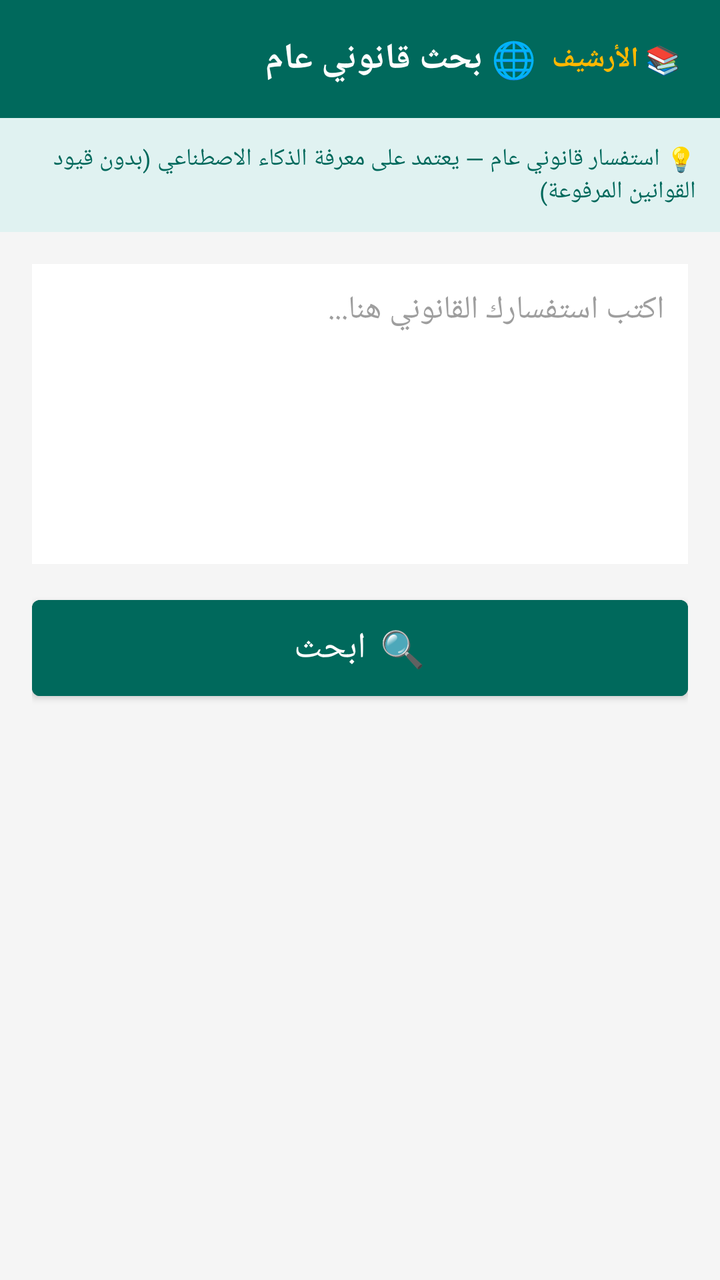
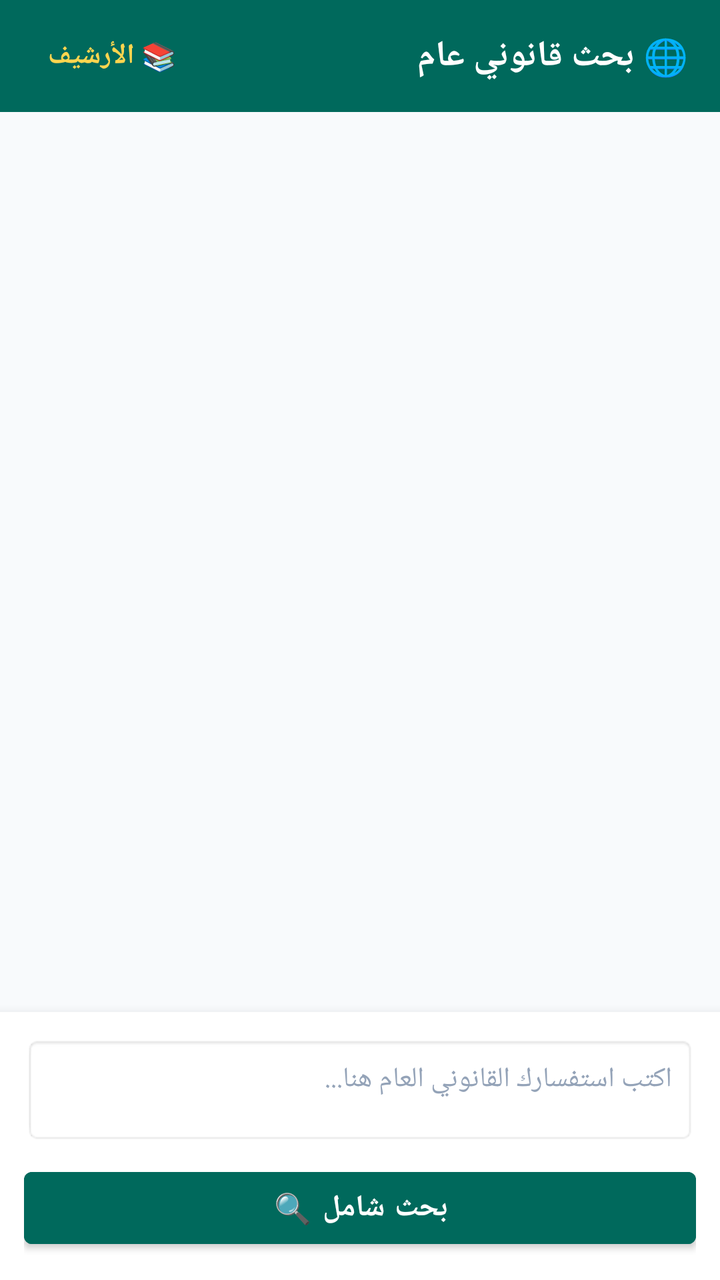

An Android layout rendered at two revisions. The XML below is the earlier revision; the diff shows what the commit changed to produce the second picture.
<!-- AndroidManifest.xml: application theme Theme.AlMustashar -->
<!-- res/layout/activity_general_search.xml -->
<?xml version="1.0" encoding="utf-8"?>
<LinearLayout xmlns:android="http://schemas.android.com/apk/res/android"
    android:layout_width="match_parent"
    android:layout_height="match_parent"
    android:orientation="vertical"
    android:background="@color/background">

    <LinearLayout
        android:layout_width="match_parent"
        android:layout_height="wrap_content"
        android:orientation="horizontal"
        android:background="#00695C"
        android:padding="12dp"
        android:gravity="center_vertical">

        <TextView
            android:layout_width="0dp"
            android:layout_height="wrap_content"
            android:layout_weight="1"
            android:text="🌐 بحث قانوني عام"
            android:textColor="#FFFFFF"
            android:textSize="18sp"
            android:textStyle="bold" />

        <TextView
            android:layout_width="wrap_content"
            android:layout_height="wrap_content"
            android:padding="8dp"
            android:text="📚 الأرشيف"
            android:textColor="#FFB800"
            android:textSize="14sp"
            android:textStyle="bold"
            android:id="@+id/btnGenArchive" />
    </LinearLayout>

    <TextView
        android:layout_width="match_parent"
        android:layout_height="wrap_content"
        android:padding="12dp"
        android:text="💡 استفسار قانوني عام — يعتمد على معرفة الذكاء الاصطناعي (بدون قيود القوانين المرفوعة)"
        android:textColor="#00695C"
        android:textSize="12sp"
        android:background="#E0F2F1" />

    <ScrollView
        android:layout_width="match_parent"
        android:layout_height="0dp"
        android:layout_weight="1">

        <LinearLayout
            android:layout_width="match_parent"
            android:layout_height="wrap_content"
            android:orientation="vertical"
            android:padding="16dp">

            <EditText
                android:id="@+id/etGeneralQuestion"
                android:layout_width="match_parent"
                android:layout_height="150dp"
                android:gravity="top|start"
                android:hint="اكتب استفسارك القانوني هنا..."
                android:inputType="textMultiLine"
                android:background="#FFFFFF"
                android:padding="12dp"
                android:textColor="#212121"
                android:textColorHint="#9E9E9E"
                android:textSize="16sp" />

            <Button
                android:id="@+id/btnGeneralSubmit"
                android:layout_width="match_parent"
                android:layout_height="60dp"
                android:layout_marginTop="12dp"
                android:text="🔍 ابحث"
                android:textSize="18sp"
                android:backgroundTint="#00695C"
                android:textColor="#FFFFFF" />

            <ProgressBar
                android:id="@+id/progressBar"
                android:layout_width="wrap_content"
                android:layout_height="wrap_content"
                android:layout_gravity="center"
                android:layout_marginTop="16dp"
                android:visibility="gone" />

            <TextView
                android:id="@+id/tvGeneralResult"
                android:layout_width="match_parent"
                android:layout_height="wrap_content"
                android:layout_marginTop="16dp"
                android:padding="16dp"
                android:background="#FFFFFF"
                android:textColor="#212121"
                android:textSize="14sp"
                android:visibility="gone"
                android:textIsSelectable="true" />

            <LinearLayout
                android:id="@+id/resultActions"
                android:layout_width="match_parent"
                android:layout_height="wrap_content"
                android:layout_marginTop="12dp"
                android:orientation="horizontal"
                android:visibility="gone">

                <Button
                    android:id="@+id/btnCopyResult"
                    android:layout_width="0dp"
                    android:layout_height="50dp"
                    android:layout_weight="1"
                    android:text="📋 نسخ"
                    android:textSize="12sp"
                    android:textColor="#FFFFFF"
                    android:backgroundTint="#00695C" />

                <Button
                    android:id="@+id/btnShareResult"
                    android:layout_width="0dp"
                    android:layout_height="50dp"
                    android:layout_weight="1"
                    android:layout_marginStart="6dp"
                    android:text="📤 مشاركة"
                    android:textSize="12sp"
                    android:textColor="#FFFFFF"
                    android:backgroundTint="#FFB800" />

                <Button
                    android:id="@+id/btnPrintResult"
                    android:layout_width="0dp"
                    android:layout_height="50dp"
                    android:layout_weight="1"
                    android:layout_marginStart="6dp"
                    android:text="🖨️ طباعة"
                    android:textSize="12sp"
                    android:textColor="#FFFFFF"
                    android:backgroundTint="#4CAF50" />
            </LinearLayout>

        </LinearLayout>
    </ScrollView>
</LinearLayout>
<!-- resources referenced by this layout -->
<resources>
  <color name="background">#F5F5F5</color>
  <style name="Theme.AlMustashar" parent="Theme.MaterialComponents.DayNight.NoActionBar">
          
          <item name="colorPrimary">@color/primary</item>
          <item name="colorPrimaryVariant">@color/primary_dark</item>
          <item name="colorOnPrimary">@color/text_on_primary</item>
  
          
          <item name="colorSecondary">@color/accent</item>
          <item name="colorSecondaryVariant">@color/accent_dark</item>
          <item name="colorOnSecondary">@color/text_primary</item>
  
          
          <item name="android:colorBackground">@color/background</item>
          <item name="colorSurface">@color/surface</item>
          <item name="colorOnSurface">@color/text_primary</item>
  
          
          <item name="colorError">@color/error</item>
          <item name="colorOnError">@color/text_on_primary</item>
  
          
          <item name="android:statusBarColor">@color/primary_dark</item>
          <item name="android:windowLightStatusBar">false</item>
  
          
          <item name="android:navigationBarColor">@color/primary_dark</item>
  
          
          <item name="android:textColorPrimary">@color/text_primary</item>
          <item name="android:textColorSecondary">@color/text_secondary</item>
          <item name="android:textColorHint">@color/text_hint</item>
  
          
          <item name="android:fontFamily">sans-serif</item>
          <item name="fontFamily">sans-serif</item>
      </style>
  <color name="primary">#1A237E</color>
  <color name="primary_dark">#0D1442</color>
  <color name="text_on_primary">#FFFFFF</color>
  <color name="accent">#FFB800</color>
  <color name="accent_dark">#C68A00</color>
  <color name="text_primary">#212121</color>
  <color name="surface">#FFFFFF</color>
  <color name="error">#F44336</color>
  <color name="text_secondary">#757575</color>
  <color name="text_hint">#BDBDBD</color>
</resources>

<!-- the commit's change to res/layout/activity_general_search.xml (unified diff, before → after) -->
@@ -1,17 +1,20 @@
 <?xml version="1.0" encoding="utf-8"?>
 <LinearLayout xmlns:android="http://schemas.android.com/apk/res/android"
+    xmlns:app="http://schemas.android.com/apk/res-auto"
     android:layout_width="match_parent"
     android:layout_height="match_parent"
     android:orientation="vertical"
-    android:background="@color/background">
+    android:background="#F8FAFC"
+    android:layoutDirection="rtl">
 
+    
     <LinearLayout
         android:layout_width="match_parent"
-        android:layout_height="wrap_content"
-        android:orientation="horizontal"
+        android:layout_height="?attr/actionBarSize"
         android:background="#00695C"
-        android:padding="12dp"
-        android:gravity="center_vertical">
+        android:paddingHorizontal="16dp"
+        android:gravity="center_vertical"
+        android:orientation="horizontal">
 
         <TextView
             android:layout_width="0dp"
@@ -23,120 +26,165 @@
             android:textStyle="bold" />
 
         <TextView
+            android:id="@+id/btnArchive"
             android:layout_width="wrap_content"
             android:layout_height="wrap_content"
             android:padding="8dp"
             android:text="📚 الأرشيف"
-            android:textColor="#FFB800"
+            android:textColor="#FFD54F"
             android:textSize="14sp"
             android:textStyle="bold"
-            android:id="@+id/btnGenArchive" />
+            android:background="?android:attr/selectableItemBackground" />
     </LinearLayout>
 
-    <TextView
-        android:layout_width="match_parent"
-        android:layout_height="wrap_content"
-        android:padding="12dp"
-        android:text="💡 استفسار قانوني عام — يعتمد على معرفة الذكاء الاصطناعي (بدون قيود القوانين المرفوعة)"
-        android:textColor="#00695C"
-        android:textSize="12sp"
-        android:background="#E0F2F1" />
-
-    <ScrollView
+    
+    <androidx.core.widget.NestedScrollView
+        android:id="@+id/scrollGeneralResults"
         android:layout_width="match_parent"
         android:layout_height="0dp"
-        android:layout_weight="1">
+        android:layout_weight="1"
+        android:fillViewport="true"
+        android:padding="12dp">
 
         <LinearLayout
             android:layout_width="match_parent"
             android:layout_height="wrap_content"
-            android:orientation="vertical"
-            android:padding="16dp">
+            android:orientation="vertical">
 
-            <EditText
-                android:id="@+id/etGeneralQuestion"
+            <androidx.cardview.widget.CardView
+                android:id="@+id/cardGeneralResult"
                 android:layout_width="match_parent"
-                android:layout_height="150dp"
-                android:gravity="top|start"
-                android:hint="اكتب استفسارك القانوني هنا..."
-                android:inputType="textMultiLine"
-                android:background="#FFFFFF"
-                android:padding="12dp"
-                android:textColor="#212121"
-                android:textColorHint="#9E9E9E"
-                android:textSize="16sp" />
+                android:layout_height="wrap_content"
+                android:visibility="gone"
+                app:cardCornerRadius="12dp"
+                app:cardElevation="2dp"
+                app:cardBackgroundColor="#FFFFFF"
+                android:layout_marginBottom="12dp">
 
-            <Button
-                android:id="@+id/btnGeneralSubmit"
-                android:layout_width="match_parent"
-                android:layout_height="60dp"
-                android:layout_marginTop="12dp"
-                android:text="🔍 ابحث"
-                android:textSize="18sp"
-                android:backgroundTint="#00695C"
-                android:textColor="#FFFFFF" />
+                <LinearLayout
+                    android:layout_width="match_parent"
+                    android:layout_height="wrap_content"
+                    android:orientation="vertical"
+                    android:padding="16dp">
+
+                    <TextView
+                        android:id="@+id/tvGeneralResult"
+                        android:layout_width="match_parent"
+                        android:layout_height="wrap_content"
+                        android:textColor="#1E293B"
+                        android:textSize="15sp"
+                        android:lineSpacingExtra="6dp"
+                        android:textIsSelectable="true" />
+
+                    
+                    <Button
+                        android:id="@+id/btnGoogleSearch"
+                        android:layout_width="match_parent"
+                        android:layout_height="46dp"
+                        android:layout_marginTop="14dp"
+                        android:text="🔍 بحث موسع عبر مراجع Google القانونية"
+                        android:textSize="13sp"
+                        android:textColor="#FFFFFF"
+                        android:backgroundTint="#0284C7" />
+
+                    
+                    <LinearLayout
+                        android:id="@+id/resultActions"
+                        android:layout_width="match_parent"
+                        android:layout_height="wrap_content"
+                        android:layout_marginTop="10dp"
+                        android:orientation="horizontal">
+
+                        <Button
+                            android:id="@+id/btnCopyResult"
+                            android:layout_width="0dp"
+                            android:layout_height="42dp"
+                            android:layout_weight="1"
+                            android:text="📋 نسخ"
+                            android:textSize="13sp"
+                            android:textColor="#FFFFFF"
+                            android:backgroundTint="#00695C" />
+
+                        <Button
+                            android:id="@+id/btnShareResult"
+                            android:layout_width="0dp"
+                            android:layout_height="42dp"
+                            android:layout_weight="1"
+                            android:layout_marginStart="6dp"
+                            android:text="📤 مشاركة"
+                            android:textSize="13sp"
+                            android:textColor="#FFFFFF"
+                            android:backgroundTint="#D97706" />
+
+                        <Button
+                            android:id="@+id/btnPrintResult"
+                            android:layout_width="0dp"
+                            android:layout_height="42dp"
+                            android:layout_weight="1"
+                            android:layout_marginStart="6dp"
+                            android:text="🖨️ طباعة"
+                            android:textSize="13sp"
+                            android:textColor="#FFFFFF"
+                            android:backgroundTint="#16A34A" />
+                    </LinearLayout>
+                </LinearLayout>
+            </androidx.cardview.widget.CardView>
 
             <ProgressBar
                 android:id="@+id/progressBar"
                 android:layout_width="wrap_content"
                 android:layout_height="wrap_content"
                 android:layout_gravity="center"
-                android:layout_marginTop="16dp"
+                android:layout_marginVertical="16dp"
                 android:visibility="gone" />
 
-            <TextView
-                android:id="@+id/tvGeneralResult"
+            
+            <Button
+                android:id="@+id/btnFallbackGoogle"
                 android:layout_width="match_parent"
-                android:layout_height="wrap_content"
-                android:layout_marginTop="16dp"
-                android:padding="16dp"
-                android:background="#FFFFFF"
-                android:textColor="#212121"
-                android:textSize="14sp"
+                android:layout_height="48dp"
                 android:visibility="gone"
-                android:textIsSelectable="true" />
-
-            <LinearLayout
-                android:id="@+id/resultActions"
-                android:layout_width="match_parent"
-                android:layout_height="wrap_content"
-                android:layout_marginTop="12dp"
-                android:orientation="horizontal"
-                android:visibility="gone">
-
-                <Button
-                    android:id="@+id/btnCopyResult"
-                    android:layout_width="0dp"
-                    android:layout_height="50dp"
-                    android:layout_weight="1"
-                    android:text="📋 نسخ"
-                    android:textSize="12sp"
-                    android:textColor="#FFFFFF"
-                    android:backgroundTint="#00695C" />
-
-                <Button
-                    android:id="@+id/btnShareResult"
-                    android:layout_width="0dp"
-                    android:layout_height="50dp"
-                    android:layout_weight="1"
-                    android:layout_marginStart="6dp"
-                    android:text="📤 مشاركة"
-                    android:textSize="12sp"
-                    android:textColor="#FFFFFF"
-                    android:backgroundTint="#FFB800" />
-
-                <Button
-                    android:id="@+id/btnPrintResult"
-                    android:layout_width="0dp"
-                    android:layout_height="50dp"
-                    android:layout_weight="1"
-                    android:layout_marginStart="6dp"
-                    android:text="🖨️ طباعة"
-                    android:textSize="12sp"
-                    android:textColor="#FFFFFF"
-                    android:backgroundTint="#4CAF50" />
-            </LinearLayout>
+                android:text="🌐 فتح البحث مباشرة في Google (القانون السوري)"
+                android:textColor="#FFFFFF"
+                android:backgroundTint="#EA4335" />
 
         </LinearLayout>
-    </ScrollView>
+    </androidx.core.widget.NestedScrollView>
+
+    
+    <LinearLayout
+        android:layout_width="match_parent"
+        android:layout_height="wrap_content"
+        android:orientation="vertical"
+        android:background="#FFFFFF"
+        android:elevation="8dp"
+        android:padding="12dp">
+
+        <EditText
+            android:id="@+id/etGeneralQuestion"
+            android:layout_width="match_parent"
+            android:layout_height="wrap_content"
+            android:minHeight="54dp"
+            android:maxHeight="120dp"
+            android:gravity="top|start"
+            android:hint="اكتب استفسارك القانوني العام هنا..."
+            android:inputType="textMultiLine"
+            android:background="@android:drawable/editbox_background_normal"
+            android:padding="12dp"
+            android:textColor="#0F2042"
+            android:textColorHint="#94A3B8"
+            android:textSize="14sp" />
+
+        <Button
+            android:id="@+id/btnGeneralSubmit"
+            android:layout_width="match_parent"
+            android:layout_height="48dp"
+            android:layout_marginTop="8dp"
+            android:text="بحث شامل 🔍"
+            android:textSize="15sp"
+            android:textStyle="bold"
+            android:backgroundTint="#00695C"
+            android:textColor="#FFFFFF" />
+    </LinearLayout>
+
 </LinearLayout>
